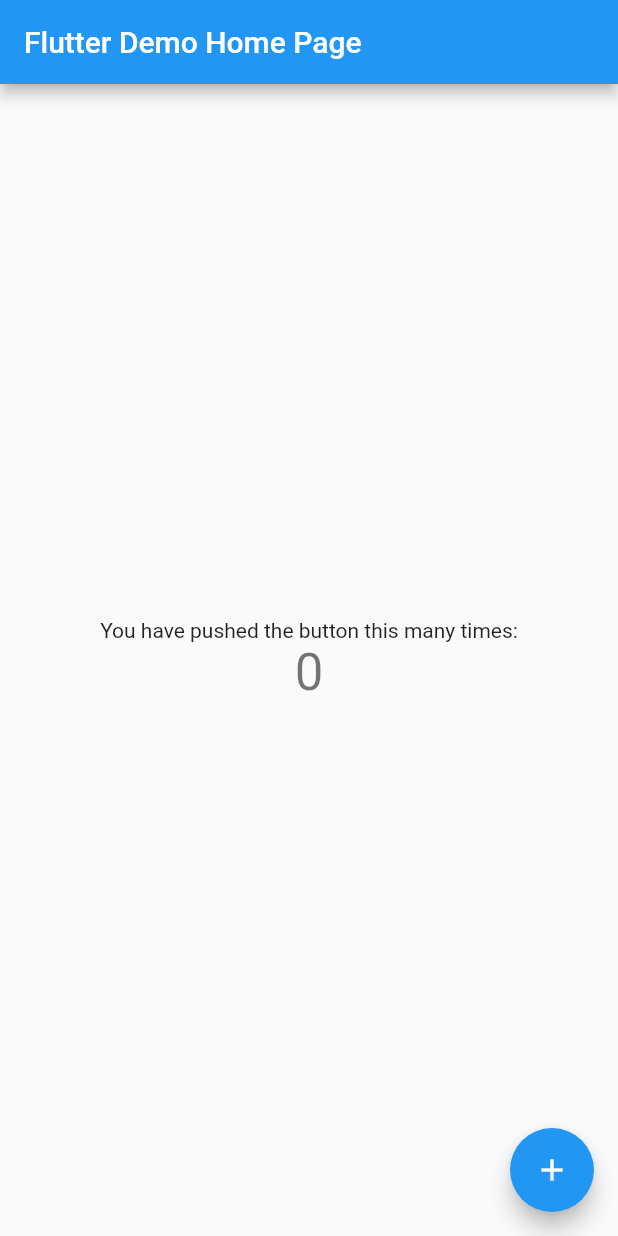
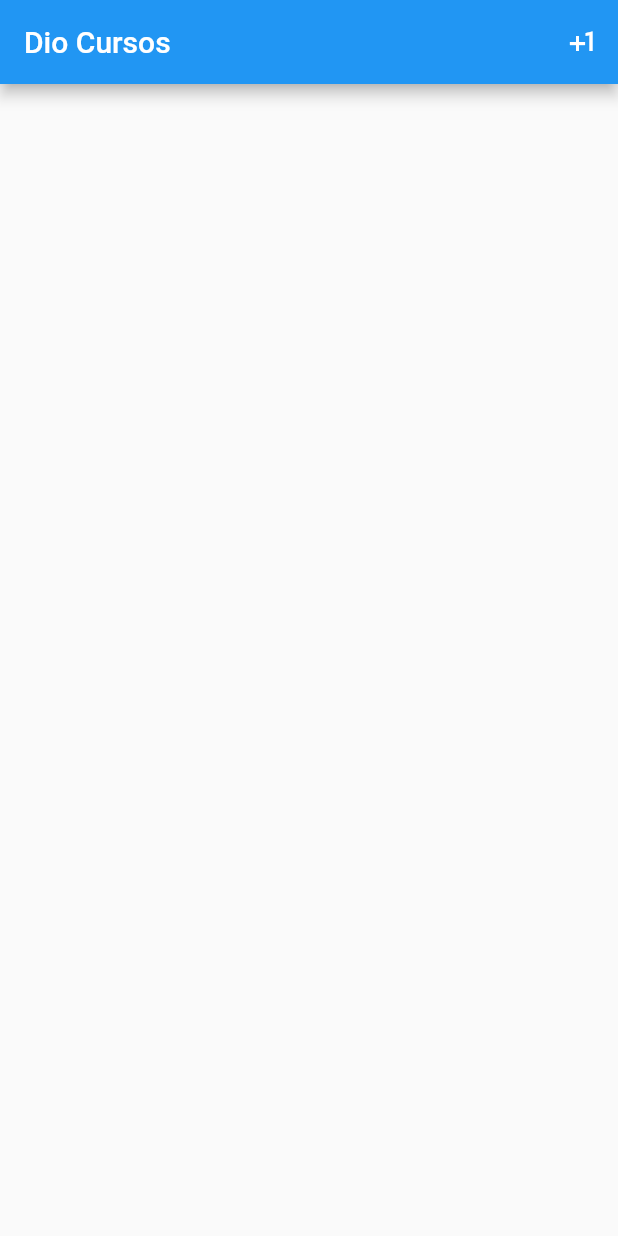
Before and after one commit to alvarobcprado/flutter-dio-courses, a Flutter app: the screen it shows after launch, on a phone screen of 412 x 824 dp. Run offline on Flutter 3.47's test engine with Material 2 defaults, Android fonts, the light colour scheme and no system bars.

Commit message:
feat: created home view

```diff
--- /dev/null
+++ b/lib/app/views/home_view/home_view.dart
@@ -0,0 +1,20 @@
+import 'package:flutter/material.dart';
+
+class HomeView extends StatelessWidget {
+  const HomeView({Key? key}) : super(key: key);
+
+  @override
+  Widget build(BuildContext context) {
+    return Scaffold(
+      appBar: AppBar(
+        title: Text("Dio Cursos"),
+        actions: [
+          IconButton(
+            onPressed: () {},
+            icon: Icon(Icons.plus_one),
+          ),
+        ],
+      ),
+    );
+  }
+}
--- a/lib/main.dart
+++ b/lib/main.dart
@@ -1,3 +1,4 @@
+import 'package:dio_cursos/app/views/home_view/home_view.dart';
 import 'package:flutter/material.dart';
 
 void main() {
@@ -11,103 +12,11 @@
     return MaterialApp(
       title: 'Flutter Demo',
       theme: ThemeData(
-        // This is the theme of your application.
-        //
-        // Try running your application with "flutter run". You'll see the
-        // application has a blue toolbar. Then, without quitting the app, try
-        // changing the primarySwatch below to Colors.green and then invoke
-        // "hot reload" (press "r" in the console where you ran "flutter run",
-        // or simply save your changes to "hot reload" in a Flutter IDE).
-        // Notice that the counter didn't reset back to zero; the application
-        // is not restarted.
         primarySwatch: Colors.blue,
       ),
-      home: MyHomePage(title: 'Flutter Demo Home Page'),
+      routes: {
+        '/': (context) => HomeView(),
+      },
     );
   }
 }
-
-class MyHomePage extends StatefulWidget {
-  MyHomePage({Key? key, required this.title}) : super(key: key);
-
-  // This widget is the home page of your application. It is stateful, meaning
-  // that it has a State object (defined below) that contains fields that affect
-  // how it looks.
-
-  // This class is the configuration for the state. It holds the values (in this
-  // case the title) provided by the parent (in this case the App widget) and
-  // used by the build method of the State. Fields in a Widget subclass are
-  // always marked "final".
-
-  final String title;
-
-  @override
-  _MyHomePageState createState() => _MyHomePageState();
-}
-
-class _MyHomePageState extends State<MyHomePage> {
-  int _counter = 0;
-
-  void _incrementCounter() {
-    setState(() {
-      // This call to setState tells the Flutter framework that something has
-      // changed in this State, which causes it to rerun the build method below
-      // so that the display can reflect the updated values. If we changed
-      // _counter without calling setState(), then the build method would not be
-      // called again, and so nothing would appear to happen.
-      _counter++;
-    });
-  }
-
-  @override
-  Widget build(BuildContext context) {
-    // This method is rerun every time setState is called, for instance as done
-    // by the _incrementCounter method above.
-    //
-    // The Flutter framework has been optimized to make rerunning build methods
-    // fast, so that you can just rebuild anything that needs updating rather
-    // than having to individually change instances of widgets.
-    return Scaffold(
-      appBar: AppBar(
-        // Here we take the value from the MyHomePage object that was created by
-        // the App.build method, and use it to set our appbar title.
-        title: Text(widget.title),
-      ),
-      body: Center(
-        // Center is a layout widget. It takes a single child and positions it
-        // in the middle of the parent.
-        child: Column(
-          // Column is also a layout widget. It takes a list of children and
-          // arranges them vertically. By default, it sizes itself to fit its
-          // children horizontally, and tries to be as tall as its parent.
-          //
-          // Invoke "debug painting" (press "p" in the console, choose the
-          // "Toggle Debug Paint" action from the Flutter Inspector in Android
-          // Studio, or the "Toggle Debug Paint" command in Visual Studio Code)
-          // to see the wireframe for each widget.
-          //
-          // Column has various properties to control how it sizes itself and
-          // how it positions its children. Here we use mainAxisAlignment to
-          // center the children vertically; the main axis here is the vertical
-          // axis because Columns are vertical (the cross axis would be
-          // horizontal).
-          mainAxisAlignment: MainAxisAlignment.center,
-          children: <Widget>[
-            Text(
-              'You have pushed the button this many times:',
-            ),
-            Text(
-              '$_counter',
-              style: Theme.of(context).textTheme.headline4,
-            ),
-          ],
-        ),
-      ),
-      floatingActionButton: FloatingActionButton(
-        onPressed: _incrementCounter,
-        tooltip: 'Increment',
-        child: Icon(Icons.add),
-      ), // This trailing comma makes auto-formatting nicer for build methods.
-    );
-  }
-}
```
Also changed, not shown: 1 other file.
